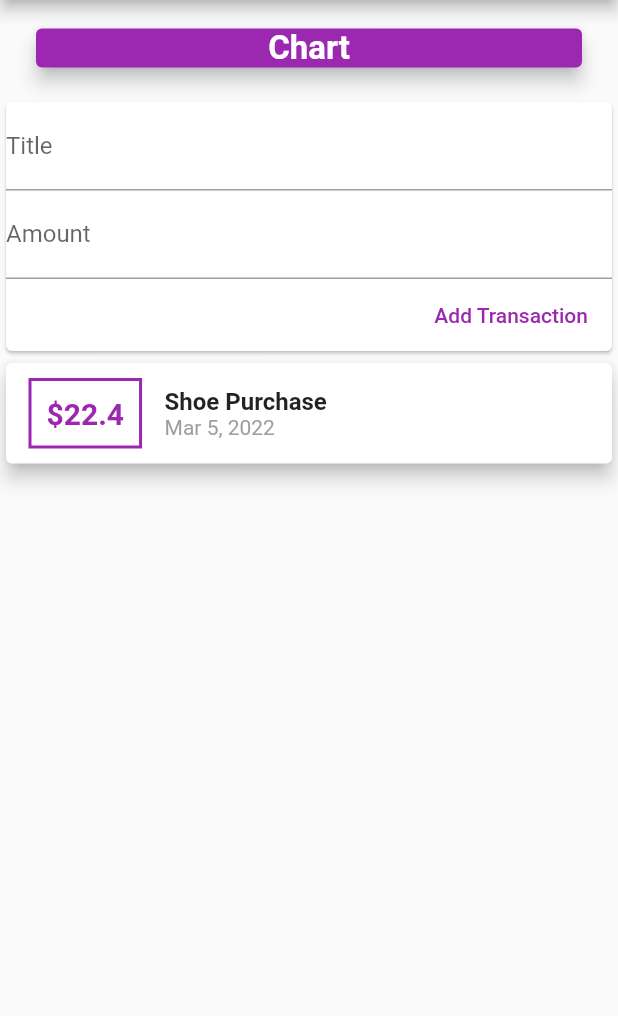
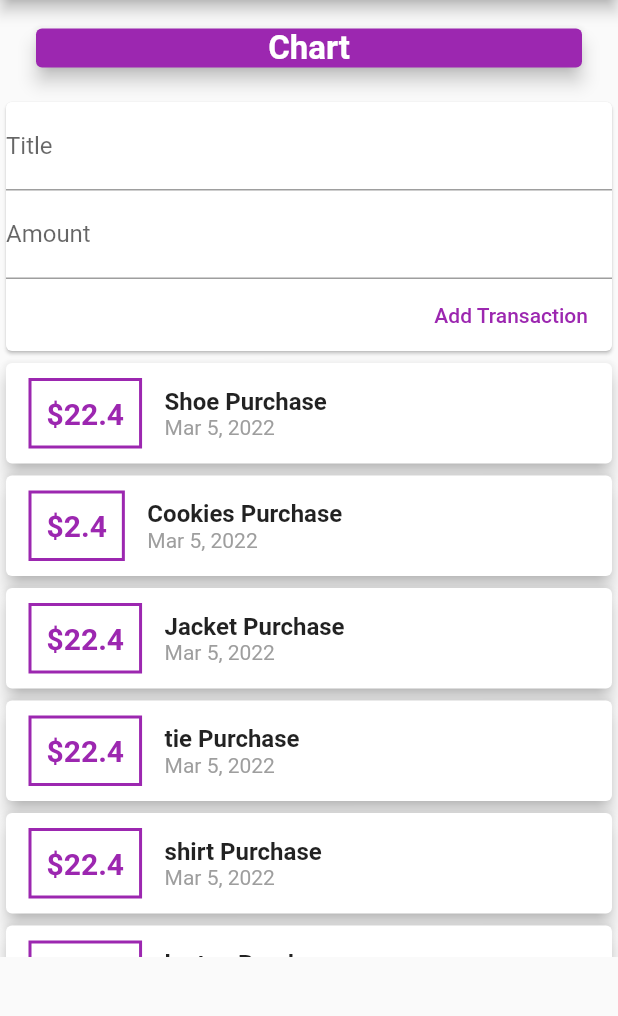
Before and after one commit to saeed-sikandar/expense-manager, a Flutter app: the screen it shows after launch, after a tap on "Add Transaction", on a phone screen of 412 x 824 dp, the part 84-1100 px from its top. Run offline on Flutter 3.47's test engine with Material 2 defaults, Android fonts, the phone set to English and light mode, and no system bars.

Commit message:
Work on list view and validate onpress and submit user inputs

```diff
--- a/lib/widgets/new_transaction.dart
+++ b/lib/widgets/new_transaction.dart
@@ -17,20 +17,18 @@ class NewTransaction extends StatelessWidget {
               labelText: 'Title',
             ),
             controller: titleController,
+            onSubmitted: (_) => submitTransaction,
           ),
           TextField(
             decoration: InputDecoration(
               labelText: 'Amount',
             ),
             controller: amountController,
+            keyboardType: TextInputType.number,
+            onSubmitted: (_) => submitTransaction,
           ),
           FlatButton(
-            onPressed: () {
-              addTransaction(
-                titleController.text,
-                double.parse(amountController.text),
-              );
-            },
+            onPressed: submitTransaction,
             child: Text('Add Transaction'),
             textColor: Colors.purple,
           )
@@ -38,4 +36,12 @@ class NewTransaction extends StatelessWidget {
       ),
     );
   }
+
+  void submitTransaction() {
+    final title = titleController.text;
+    final amount = double.parse(amountController.text);
+    if (title.isEmpty || amount <= 0) return;
+
+    addTransaction(title, amount);
+  }
 }
--- a/lib/widgets/transaction_list.dart
+++ b/lib/widgets/transaction_list.dart
@@ -10,8 +10,10 @@ class TransactionLists extends StatelessWidget {
       : super(key: key);
   @override
   Widget build(BuildContext context) {
-    return Column(
-      children: userTransactions.map((transaction) {
+    return Container(
+      height: 400,
+      child: ListView.builder(
+        itemBuilder: (context, index) {
           return Card(
             elevation: 5,
             child: Row(
@@ -25,7 +27,7 @@ class TransactionLists extends StatelessWidget {
                     width: 2,
                   )),
                   child: Text(
-                  '\$${transaction.amount}',
+                    '\$${userTransactions[index].amount}',
                     style: TextStyle(
                       fontWeight: FontWeight.bold,
                       fontSize: 20,
@@ -37,14 +39,14 @@ class TransactionLists extends StatelessWidget {
                   crossAxisAlignment: CrossAxisAlignment.start,
                   children: <Widget>[
                     Text(
-                    transaction.title,
+                      userTransactions[index].title,
                       style: TextStyle(
                         fontSize: 16,
                         fontWeight: FontWeight.bold,
                       ),
                     ),
                     Text(
-                    DateFormat.yMMMd().format(transaction.date),
+                      DateFormat.yMMMd().format(userTransactions[index].date),
                       style: TextStyle(
                         color: Colors.grey,
                       ),
@@ -54,7 +56,9 @@ class TransactionLists extends StatelessWidget {
               ],
             ),
           );
-      }).toList(),
+        },
+        itemCount: userTransactions.length,
+      ),
     );
   }
 }
--- a/lib/widgets/user_transaction.dart
+++ b/lib/widgets/user_transaction.dart
@@ -14,6 +14,42 @@ class _UserTransactionState extends State<UserTransaction> {
       id: '1',
       title: 'Shoe Purchase',
       amount: 22.4,
+      date: DateTime.now(),
+    ),
+    Transaction(
+      id: '2',
+      title: 'Cookies Purchase',
+      amount: 2.4,
+      date: DateTime.now(),
+    ),
+    Transaction(
+      id: '3',
+      title: 'Jacket Purchase',
+      amount: 22.4,
+      date: DateTime.now(),
+    ),
+    Transaction(
+      id: '4',
+      title: 'tie Purchase',
+      amount: 22.4,
+      date: DateTime.now(),
+    ),
+    Transaction(
+      id: '5',
+      title: 'shirt Purchase',
+      amount: 22.4,
+      date: DateTime.now(),
+    ),
+    Transaction(
+      id: '6',
+      title: 'laptop Purchase',
+      amount: 22.4,
+      date: DateTime.now(),
+    ),
+    Transaction(
+      id: '545',
+      title: 'Bike Purchase',
+      amount: 2222.4,
       date: DateTime.now(),
     ),
   ];
```
Lines whose indentation alone changed are shown as unchanged.
